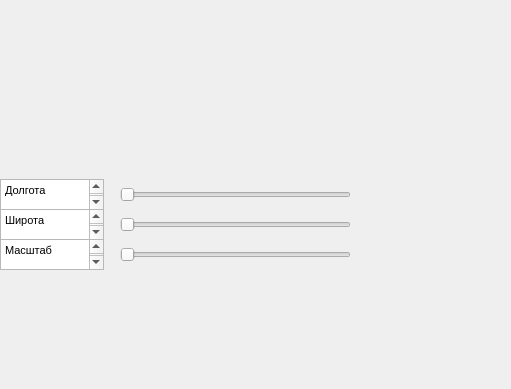
igorsvetlov88/-Maps-API, file untitled.ui: the form before one commit; both pictures show x 0 to 511 and y 211 to 600 of the 800 by 600 pixel window.
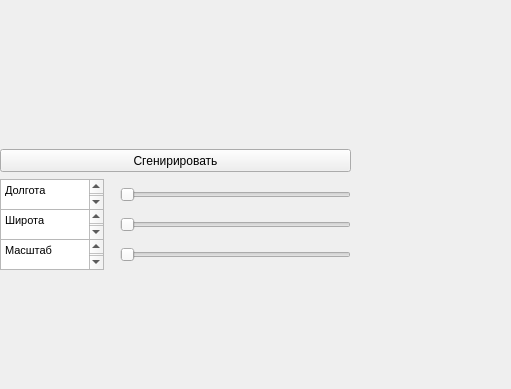
The form after the commit.

The edit to the form file:
```diff
--- a/untitled.ui
+++ b/untitled.ui
@@ -107,6 +107,19 @@
 &lt;p style=&quot;-qt-paragraph-type:empty; margin-top:0px; margin-bottom:0px; margin-left:0px; margin-right:0px; -qt-block-indent:0; text-indent:0px;&quot;&gt;&lt;br /&gt;&lt;/p&gt;&lt;/body&gt;&lt;/html&gt;</string>
     </property>
    </widget>
+   <widget class="QPushButton" name="pushButton">
+    <property name="geometry">
+     <rect>
+      <x>0</x>
+      <y>360</y>
+      <width>351</width>
+      <height>23</height>
+     </rect>
+    </property>
+    <property name="text">
+     <string>Сгенирировать</string>
+    </property>
+   </widget>
   </widget>
   <widget class="QMenuBar" name="menubar">
    <property name="geometry">
```
